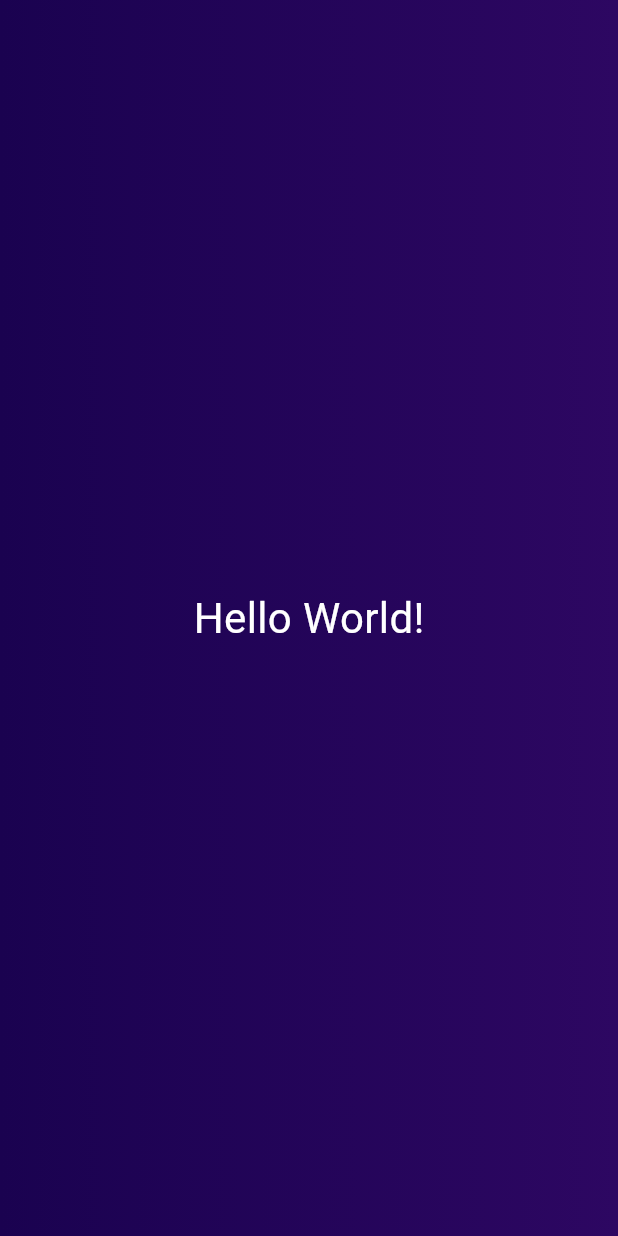
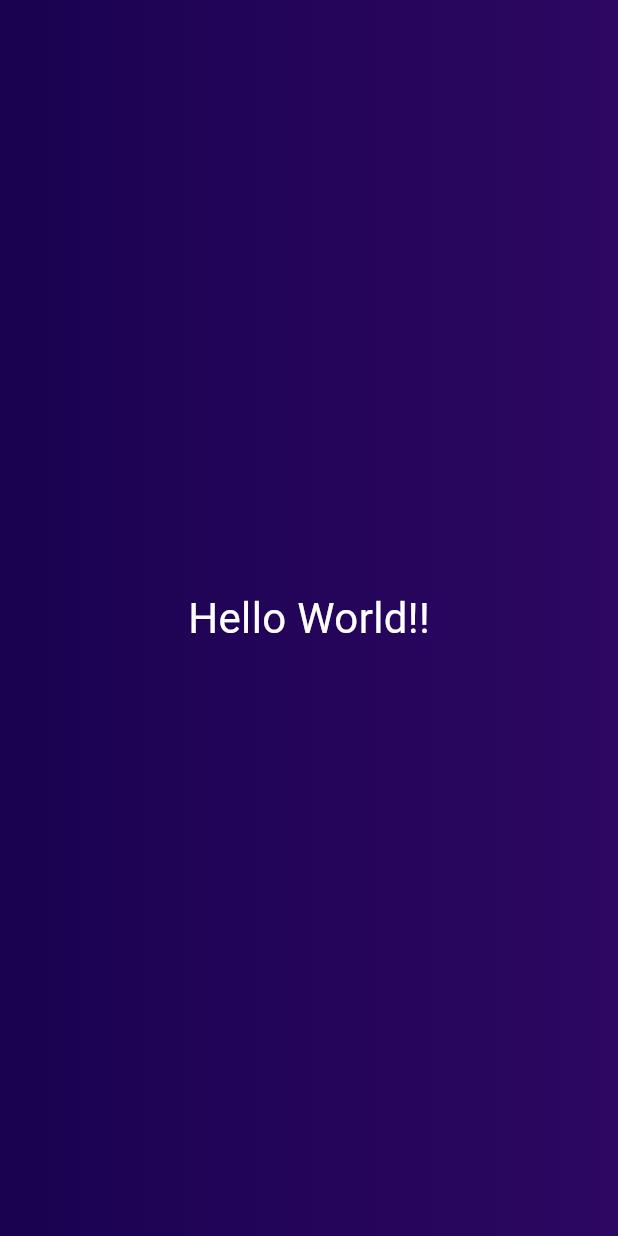
Before and after one commit to mohdshahzil/dice_app, a Flutter app: the screen it shows after launch, on a phone screen of 412 x 824 dp. Run offline on Flutter 3.47's test engine with Material 3 defaults, Android fonts, the phone set to English and light mode, and no system bars.

Commit message:
splitting-more

```diff
--- a/lib/gradient_container.dart
+++ b/lib/gradient_container.dart
@@ -1,4 +1,5 @@
 import 'package:flutter/material.dart';
+import 'package:dice_app/styled_text.dart';
 
 class GradientContainer extends StatelessWidget {
   const GradientContainer({super.key});
@@ -14,13 +15,7 @@ class GradientContainer extends StatelessWidget {
         ),
       ),
       child: const Center(
-        child: Text(
-          "Hello World!",
-          style: TextStyle(
-            color: Colors.white,
-            fontSize: 28,
-          ),
-        ),
+        child: StyledText(),
       ),
     );
   }
--- /dev/null
+++ b/lib/styled_text.dart
@@ -0,0 +1,15 @@
+import 'package:flutter/material.dart';
+
+class StyledText extends StatelessWidget {
+  const StyledText({super.key});
+  @override
+  Widget build(context) {
+    return const Text(
+      "Hello World!!",
+      style: TextStyle(
+        color: Colors.white,
+        fontSize: 28,
+      ),
+    );
+  }
+}
```
